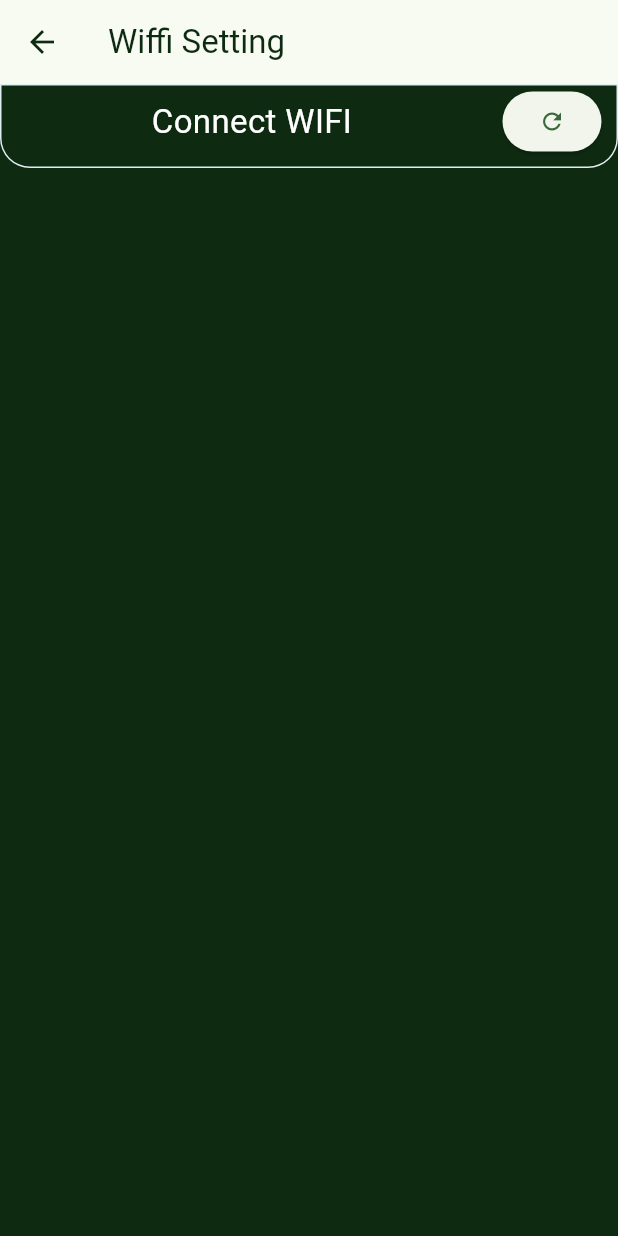
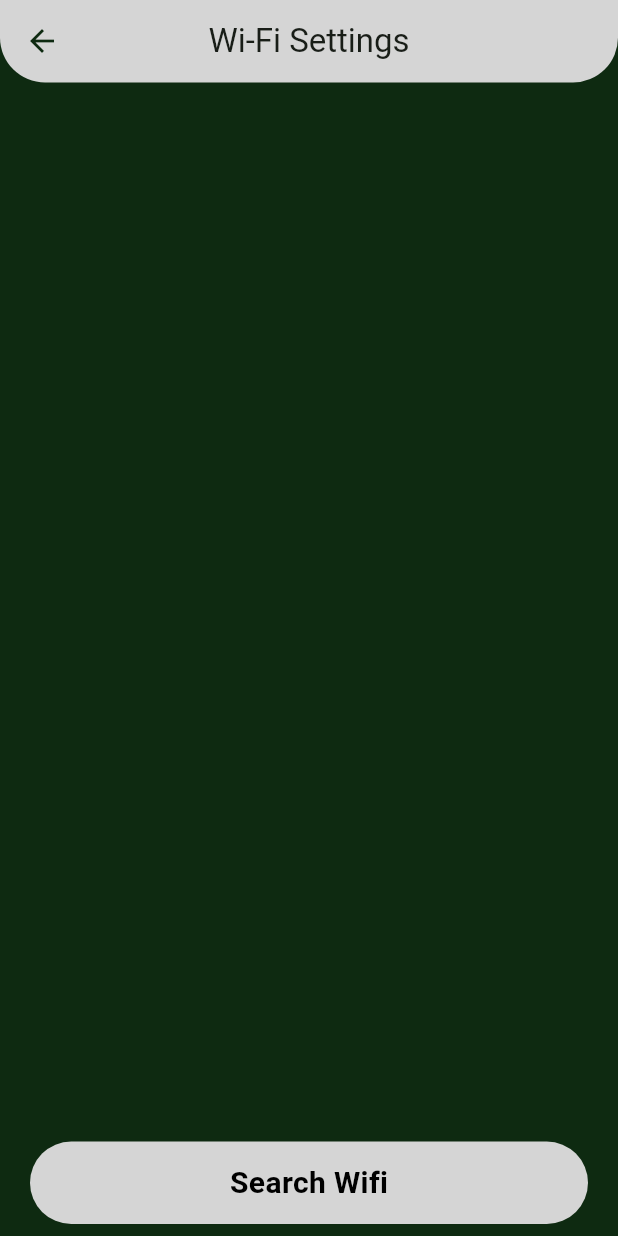
Before and after one commit to jmontero22c/Flutter_Guardian, a Flutter app: the screen it shows after launch, after a tap on "Wifi Settings", on a phone screen of 412 x 824 dp. Run offline on Flutter 3.47's test engine with Material 2 defaults, Android fonts, the phone set to English and light mode, and no system bars; our stand-ins replace location; missing offline and left inert: network_info_plus.

Commit message:
Estilos Wifi

```diff
--- a/lib/Colors/colors.dart
+++ b/lib/Colors/colors.dart
@@ -3,4 +3,6 @@ import 'package:flutter/material.dart';
 class AppColors{
   static const Color mainColor = Color(0xFF0E2A11);
   static const Color secondColor = Color(0xFFD5D5D5);
+  static const Color fontMain = Color(0xFFFFFFFF);
+  static const Color fontSecond = Color(0xFF000000);
 }
--- /dev/null
+++ b/lib/components/app_bar.dart
@@ -0,0 +1,23 @@
+import 'package:flutter/material.dart';
+import 'package:my_app/Colors/colors.dart';
+
+class AppBarCustom extends StatelessWidget implements PreferredSizeWidget {
+  final String tittle;
+  const AppBarCustom({super.key, required this.tittle});
+
+  @override
+  Widget build(BuildContext context) {
+    return AppBar(
+      backgroundColor: AppColors.secondColor,
+      shape: const RoundedRectangleBorder(
+        borderRadius: BorderRadius.vertical(bottom: Radius.circular(30))
+      ),
+      centerTitle: true,
+      title: Text(tittle),
+      iconTheme: const IconThemeData(color: AppColors.mainColor),
+    );
+  }
+
+  @override
+  Size get preferredSize => const Size.fromHeight(55);
+}
--- a/lib/main.dart
+++ b/lib/main.dart
@@ -18,7 +18,7 @@ class MyApp extends StatelessWidget {
   @override
   Widget build(BuildContext context) {
     return ChangeNotifierProvider(
-      create: (context) => WifiViewModel(),
+      create: (_) => WifiViewModel(),
       child: MaterialApp(
         title: 'Flutter Demo',
         theme: ThemeData(
--- a/lib/models/wifi_model.dart
+++ b/lib/models/wifi_model.dart
@@ -1,25 +1,7 @@
 class Wifi {
-  static final Wifi _instance = Wifi._internal();
-  factory Wifi() => _instance;
-  Wifi._internal();
+  final String nameSSID;
+  final String ip;
+  final bool status;
 
-  String _nameSSID = '';
-  bool _status = false;
-  String _ip = '';
-
-  //Getters
-  String get nameSSID => _nameSSID;
-  String get ip => _ip;
-  bool get status => _status;
-
-  //Setters
-  void setNameSSID(String value){
-    _nameSSID = value;
-  }
-  void setIP(String value){
-    _ip = value;
-  }
-  void setStatus(bool value){
-    _status = value;
-  }
+  const Wifi({required this.nameSSID, required this.ip, required this.status});
 }
--- a/lib/viewmodels/wifi_viewmodel.dart
+++ b/lib/viewmodels/wifi_viewmodel.dart
@@ -1,37 +1,56 @@
 import 'package:flutter/material.dart';
 import 'package:location/location.dart';
-import 'package:my_app/models/wifi_model.dart';
 import 'package:network_info_plus/network_info_plus.dart';
 
 
 class WifiViewModel extends ChangeNotifier{
+  // Wifi wifiObject = Wifi(nameSSID: '',ip: '',status: false);
 
-  //Connect Wifi SPG
-  Future<bool> connectWifi(BuildContext context) async{
+  // wifiObject.nameSSID = "";
+  String _wifiName = '';
+  bool _wifiStatus = false;
+  String _wifiIP = '';
+
+  //Getters
+  String get wifiName => _wifiName;
+  String get wifiIP => _wifiIP;
+  bool get wifiStatus => _wifiStatus;
+
+  //Setters
+  void setWifiName(String val){
+    _wifiName = val;
+    notifyListeners();
+  }
+  void setWifiIP(String val){
+    _wifiIP = val;
+  }
+  void setWifiStatus(bool val){
+    _wifiStatus = val;
+    notifyListeners();
+  }
+
+
+  //*Connect Wifi SPG
+  Future connectWifi(BuildContext context) async{
     final info = NetworkInfo();
-    Wifi wifi = Wifi();
 
     var wifiName = await info.getWifiName();
 
     if (wifiName != null) {
-      wifi.setNameSSID(wifiName);
+      setWifiName(wifiName);
     }else {
-      wifi.setNameSSID('');
+      setWifiName('');
       // ignore: use_build_context_synchronously
       ScaffoldMessenger.of(context).showSnackBar(
         const SnackBar(content: Text("There's no SPG Red", style: TextStyle(fontSize: 15),))
       );
     }
-
-    bool result = false;
-    return result;
   }
 
   //Check if the app have permissions
   Future<bool> isGPSGranted() async{
     Location location = Location();
     final permision = await location.hasPermission();
-
     if(permision == PermissionStatus.granted){
       return true;
     }
@@ -45,13 +64,13 @@ class WifiViewModel extends ChangeNotifier{
     Location location = Location();
 
     bool result = false;
-    bool _serviceEnabled;
+    bool serviceEnabled;
 
-    _serviceEnabled = await location.serviceEnabled();
-    if (!_serviceEnabled) {
-      _serviceEnabled = await location.requestService();
+    serviceEnabled = await location.serviceEnabled();
+    if (!serviceEnabled) {
+      serviceEnabled = await location.requestService();
     }
-    result = _serviceEnabled;
+    result = serviceEnabled;
     return result;
   }
 
--- a/lib/views/main_page.dart
+++ b/lib/views/main_page.dart
@@ -1,22 +1,18 @@
 import 'package:flutter/material.dart';
 import 'package:my_app/Colors/colors.dart';
 import 'package:my_app/Routes/routes.dart';
+import 'package:my_app/components/app_bar.dart';
 
 class MainPage extends StatelessWidget {
   const MainPage({super.key});
   @override
   Widget build(BuildContext context) {
-    return Scaffold(
-      appBar: AppBar(
-        backgroundColor: AppColors.secondColor,
-        // Here we take the value from the MyHomePage object that was created by
-        // the App.build method, and use it to set our appbar title.
-        title: const Text("Menu"),
-        iconTheme: const IconThemeData(color: AppColors.mainColor),
-      ),
+
+    return const Scaffold(
+      appBar: AppBarCustom(tittle: 'Smart Guardian P3S'),
       backgroundColor: AppColors.mainColor,
 
-      body: const Options(),
+      body: Options(),
     );
   }
 }
@@ -33,6 +29,8 @@ class Options extends StatelessWidget {
       crossAxisCount: 2,
       children: List.generate(3, (index) {
         return InkWell(
+          borderRadius: BorderRadius.circular(20),
+
           child: Container(
             margin: const EdgeInsets.all(20),
             decoration: BoxDecoration(
--- a/lib/views/wifi_settings.dart
+++ b/lib/views/wifi_settings.dart
@@ -1,10 +1,8 @@
 import 'package:flutter/material.dart';
 import 'package:my_app/Colors/colors.dart';
-import 'package:my_app/models/wifi_model.dart';
+import 'package:my_app/components/app_bar.dart';
+import 'package:my_app/services/wifi_services.dart';
 import 'package:my_app/viewmodels/wifi_viewmodel.dart';
-import 'package:network_info_plus/network_info_plus.dart';
-import 'package:permission_handler/permission_handler.dart';
-import 'package:provider/provider.dart';
 
 class WifiSettings extends StatefulWidget {
   const WifiSettings({super.key});
@@ -16,10 +14,8 @@ class WifiSettings extends StatefulWidget {
 class _WifiSettings extends State<WifiSettings> {
   //Usar los metodos especificos para el wifi
   WifiViewModel wifiActions = WifiViewModel();
-  Wifi wifi = Wifi();
+  bool isItemPressed = false;
 
-  final info = NetworkInfo();
-  var locationStatus = Permission.location.status;
   List wifiObject = [];
 
   @override
@@ -45,89 +41,85 @@ class _WifiSettings extends State<WifiSettings> {
         if (mounted) Navigator.pop(context)
       }
     });
-
-
   }
 
   void searchWIFI(BuildContext context) {
     wifiObject.clear();
     wifiActions.connectWifi(context).then((i) {
       setState(() {
-        if(wifi.nameSSID.isNotEmpty){
-          wifiObject.add([wifi.nameSSID, wifi.status]);
+        if(wifiActions.wifiName.isNotEmpty){
+          wifiObject.add([wifiActions.wifiName, wifiActions.wifiStatus]);
         }
       });
-
     });
-
   }
 
   @override
   Widget build(BuildContext context) {
-    return ChangeNotifierProvider(
-      create: (context) => WifiViewModel(),
-      child: Scaffold(
-        appBar: AppBar(
-          title: const Text("Wiffi Setting", style: TextStyle(color: AppColors.mainColor),),
-          iconTheme: const IconThemeData(color: AppColors.mainColor),
-        ),
+    return Scaffold(
+      appBar: const AppBarCustom(tittle: 'Wi-Fi Settings'),
       body: Column(
+        mainAxisAlignment: MainAxisAlignment.start,
         children: [
-            Container(
-              padding: const EdgeInsets.only(bottom: 6),
-              decoration:  const BoxDecoration(
-                border: Border(
-                  bottom: BorderSide(width: 1.0, color: Color(0xFFe1edf0)),
-                  right: BorderSide(width: 1.0, color: Color(0xFFe1edf0)),
-                  left: BorderSide(width: 1.0, color: Color(0xFFe1edf0)),
-                  top: BorderSide(width: 1.0, color: Color(0xFFe1edf0)),
-                ),
-                borderRadius: BorderRadius.only(
-                  bottomLeft: Radius.circular(20),
-                  bottomRight: Radius.circular(20)
-                ),
-              ),
-              child: Row(
-                mainAxisAlignment: MainAxisAlignment.center,
-                children: [
-                  const Expanded(
-                    // margin: const EdgeInsets.only(right: 10),
-                    child: Text(
-                      "Connect WIFI",
-                      textAlign: TextAlign.center,
-                      style: TextStyle(
-                        color: Colors.white,
-                        fontSize: 22
-
-                      ),
-                    ),
-                  ),
-                  Padding(
-                    padding: const EdgeInsets.only(right: 10),
-                    child: ElevatedButton(
-                      onPressed: () => searchWIFI(context),
-                      child: const Icon(Icons.refresh),
-
-                    ),
-                  ),
-                ],
-              ),
-            ),
+          /**************Lista de Wifi**************/
           Expanded(
             child: ListView.builder(
               itemCount: wifiObject.length,
               itemBuilder: (context, index) {
-                  return WifiItem( nameWifi: wifiObject[0][0], statusWifi: true );
+                return GestureDetector(
+                  onTap: () {
+                    setState(() {
+                      isItemPressed = !isItemPressed;
+                    });
                   },
+                  child: Container(
+                    margin: const EdgeInsets.all(8),
+                    decoration: BoxDecoration(
+                      boxShadow: [
+                        BoxShadow(
+                          color: isItemPressed ? Colors.grey : Colors.transparent, // Cambia el color de la sombra al hacer clic
                         ),
-            )
-
-
                       ],
+                    ),
+                    child: WifiItem(
+                      nameWifi: wifiActions.wifiName,
+                      statusWifi: wifiActions.wifiStatus,
                     ),
                   ),
                 );
-
+              },
+            ),
+          ),
+          /**************Boton de Buscar**************/
+          Padding(
+            padding: const EdgeInsets.only(left: 20, right: 20, bottom: 8),
+            child: Ink(
+              height: 55,
+              decoration: const BoxDecoration(
+                color: AppColors.secondColor,
+                borderRadius: BorderRadius.all(Radius.circular(30))
+              ),
+              child: InkWell(
+                onTap: () => searchWIFI(context),
+                borderRadius: const BorderRadius.all(Radius.circular(30)),
+                splashColor: Colors.grey,
+                child:const Align(
+                  alignment: Alignment.center,
+                  child: Text(
+                    'Search Wifi',
+                    style: TextStyle(
+                      color: AppColors.fontSecond,
+                      fontSize: 20,
+                      fontWeight: FontWeight.bold
+                    ),
+                  ),
+                ),
+              ),
+            ),
+          ),
+        ]
+      ),
+    );
   }
 }
 
@@ -136,40 +128,52 @@ class _WifiSettings extends State<WifiSettings> {
 class WifiItem extends StatelessWidget {
   final String nameWifi;
   final bool statusWifi;
-  // int selectIndex = -1;
   const WifiItem({super.key, required this.nameWifi, required this.statusWifi});
 
   @override
   Widget build(BuildContext context) {
-    return Expanded(
+    return Ink(
+      height: 60,
+      decoration: const BoxDecoration(
+        color: AppColors.secondColor,
+        borderRadius: BorderRadius.all(Radius.circular(20))
+      ),
       child: InkWell(
         onTap: () {
-
+          WifiServices peticion = WifiServices();
+          peticion.sendRequest();
         },
-        child: Container(
-          padding: const EdgeInsets.all(10),
-          decoration: const BoxDecoration(
-            border: Border(
-              bottom: BorderSide(width: 1.0, color: Color(0xFFe1edf0)),
-            ),
-          ),
-
+        borderRadius: const BorderRadius.all(Radius.circular(20)),
+        splashColor: Colors.grey,
+        child:Align(
+          alignment: Alignment.center,
           child: Row(
             children: [
+              const SizedBox(width: 15),
+              /***********ICONO WIFI***********/
               Icon(
                 Icons.wifi,
                 color: statusWifi ? Colors.green : Colors.red,
                 size: 40,
               ),
+              const SizedBox(width: 5),
+              /***********TEXTO WIFI***********/
               Text(
                 nameWifi,
-                style: TextStyle(
-                  color: statusWifi ? Colors.white : Colors.red,
+                style: const TextStyle(
+                  color: AppColors.fontSecond,
                   fontSize: 20,
                 ),
                 textAlign: TextAlign.left,
-
-              )
+              ),
+              /***********FLECHA WIFI***********/
+              const Expanded(
+                child: Align(
+                  alignment: Alignment.centerRight,
+                  child: Icon(Icons.arrow_forward_ios),
+                ),
+              ),
+              const SizedBox(width: 10),
             ],
     ),
         ),
```
Also changed, not shown: lib/services/wifi_services.dart (added, +31 -0 lines). Lines whose indentation alone changed are shown as unchanged.
